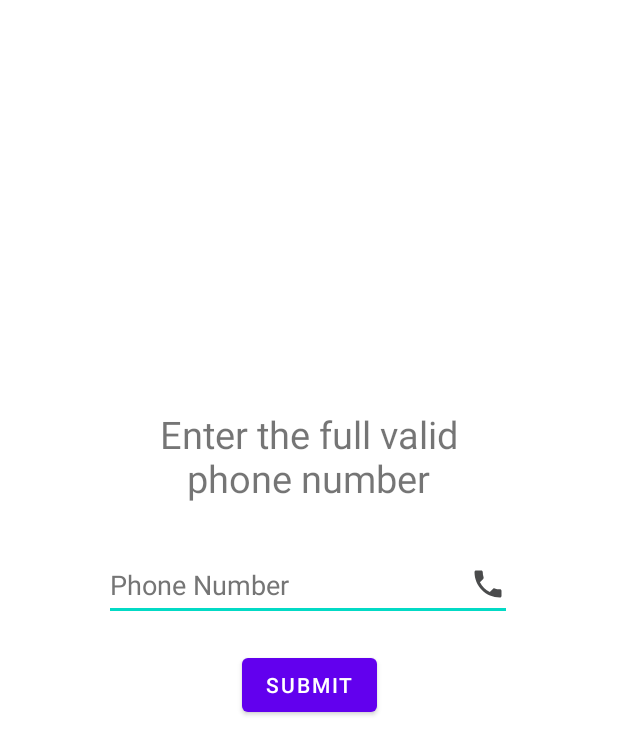
After one commit to YashitaKumar/Chit-Fund-Management-App, an Android app: the verifyPhoneNumberActivity screen opened directly, with no data from a screen before it, on a phone screen of 412 x 824 dp. The commit adds this screen. Shown: the top 755 px of the screen. Run offline under Robolectric (Android 15) with nearby library versions, the phone set to English and light mode, and no system bars; our stand-ins replace Firebase (no records; nobody signed in at launch, a user with empty details on screens opened directly).

Commit message:
merging two branches addingGoogleAuth and addingPhoneRegistration

```diff
--- a/app/build.gradle
+++ b/app/build.gradle
@@ -41,7 +41,7 @@ dependencies {
     implementation 'com.google.firebase:firebase-auth:21.0.6'
     implementation 'com.google.firebase:firebase-database:20.0.5'
     implementation 'com.google.android.gms:play-services-auth:20.2.0'
-    implementation platform('com.google.firebase:firebase-bom:30.1.0')
+    implementation platform('com.google.firebase:firebase-bom:30.2.0')
     implementation 'com.squareup.picasso:picasso:2.8'
     implementation 'com.google.firebase:firebase-storage:20.0.1'
     implementation 'com.google.firebase:firebase-firestore:24.2.0'
--- a/app/src/main/AndroidManifest.xml
+++ b/app/src/main/AndroidManifest.xml
@@ -10,6 +10,9 @@
         android:supportsRtl="true"
         android:theme="@style/Theme.ChitFund">
         <activity
+            android:name=".verifyPhoneNumberActivity"
+            android:exported="false" />
+        <activity
             android:name=".ResetPasswordActivity"
             android:exported="false" />
         <activity
@@ -17,6 +20,9 @@
             android:exported="false" />
         <activity
             android:name=".DashboardActivity"
+            android:exported="false" />
+        <activity
+            android:name=".BillPayNowActivity"
             android:exported="false" />
         <activity
             android:name=".UserRegistration"
--- /dev/null
+++ b/app/src/main/java/com/example/chitfund/verifyPhoneNumberActivity.java
@@ -0,0 +1,62 @@
+package com.example.chitfund;
+
+import androidx.annotation.NonNull;
+import androidx.appcompat.app.AppCompatActivity;
+
+import android.content.Intent;
+import android.os.Bundle;
+import android.util.Log;
+import android.util.Patterns;
+import android.view.View;
+import android.widget.Button;
+import android.widget.EditText;
+import android.widget.Toast;
+
+import com.google.android.gms.tasks.OnFailureListener;
+import com.google.android.gms.tasks.OnSuccessListener;
+import com.google.firebase.auth.FirebaseAuth;
+import com.google.firebase.database.FirebaseDatabase;
+
+public class verifyPhoneNumberActivity extends AppCompatActivity implements View.OnClickListener {
+
+    private EditText editTextPhoneNumber;
+    private Button buttonSubmit;
+    @Override
+    protected void onCreate(Bundle savedInstanceState) {
+        super.onCreate(savedInstanceState);
+        setContentView(R.layout.activity_verify_phone_number);
+
+        editTextPhoneNumber = findViewById(R.id.editTextPhone);
+        buttonSubmit = findViewById(R.id.buttonSubmit);
+
+        buttonSubmit.setOnClickListener(this);
+    }
+
+    private void verifyPhoneNumber(){
+        String stringPhoneNumber= editTextPhoneNumber.getText().toString().trim();
+        if(Patterns.PHONE.matcher(stringPhoneNumber).matches()){
+            FirebaseDatabase.getInstance().getReference("Users").child(FirebaseAuth.getInstance().getCurrentUser().getUid()).child("phoneNumber").setValue(stringPhoneNumber).addOnSuccessListener(new OnSuccessListener<Void>() {
+                @Override
+                public void onSuccess(Void unused) {
+                    Log.d("PhoneNumberVerification","PhoneNumberVerification:Success");
+                    finish();
+                }
+            }).addOnFailureListener(new OnFailureListener() {
+                @Override
+                public void onFailure(@NonNull Exception e) {
+                    Toast.makeText(verifyPhoneNumberActivity.this, e.getMessage(), Toast.LENGTH_SHORT).show();
+                    Log.w("PhoneNumberVerification", "PhoneNumberVerification:Failure");
+                }
+            });
+        }
+    }
+
+    @Override
+    public void onClick(View view) {
+        switch(view.getId()){
+            case (R.id.buttonSubmit):
+                verifyPhoneNumber();
+                break;
+        }
+    }
+}
--- a/app/src/main/res/layout/activity_billprevious.xml
+++ b/app/src/main/res/layout/activity_billprevious.xml
@@ -59,6 +59,7 @@
         android:translationX="25dp"
         android:translationY="135dp"/>
 
+
     <TextView
         android:id="@+id/textView12"
         android:layout_width="wrap_content"
@@ -66,8 +67,7 @@
         android:text="@string/total_amount_in_fund"
         android:textColor="#0B0909"
         android:translationX="25dp"
-        android:translationY="165dp"/>
-
+        android:translationY="165dp" />
 
     <androidx.cardview.widget.CardView
         android:id="@+id/amountcount"
--- a/app/src/main/res/layout/activity_lists.xml
+++ b/app/src/main/res/layout/activity_lists.xml
@@ -13,7 +13,8 @@
         android:layout_width="match_parent"
         android:layout_height="match_parent"
         android:background="@color/modeColor"
-        tools:listitem="@layout/note_item" />
+        tools:listitem="@layout/note_item"
+        tools:itemCount="2"/>
 
     <com.google.android.material.floatingactionbutton.FloatingActionButton
         android:id="@+id/button_add_note"
--- a/app/src/main/res/layout/activity_main.xml
+++ b/app/src/main/res/layout/activity_main.xml
@@ -133,7 +133,7 @@
 
     <com.google.android.gms.common.SignInButton
         android:id="@+id/SignInGoogleButton"
-        android:layout_width="319dp"
+        android:layout_width="200dp"
         android:layout_height="50dp"
         android:layout_marginTop="104dp"
         app:layout_constraintEnd_toEndOf="parent"
--- /dev/null
+++ b/app/src/main/res/layout/activity_verify_phone_number.xml
@@ -0,0 +1,51 @@
+<?xml version="1.0" encoding="utf-8"?>
+<androidx.constraintlayout.widget.ConstraintLayout xmlns:android="http://schemas.android.com/apk/res/android"
+    xmlns:app="http://schemas.android.com/apk/res-auto"
+    xmlns:tools="http://schemas.android.com/tools"
+    android:layout_width="match_parent"
+    android:layout_height="match_parent"
+    tools:context=".verifyPhoneNumberActivity">
+
+    <EditText
+        android:id="@+id/editTextPhone"
+        android:layout_width="272dp"
+        android:layout_height="48dp"
+        android:autofillHints=""
+        android:drawableEnd="@drawable/ic_phone"
+        android:ems="10"
+        android:hint="@string/phone_number"
+        android:inputType="phone"
+        android:minHeight="48dp"
+        android:textColorHint="#757575"
+        app:layout_constraintBottom_toBottomOf="parent"
+        app:layout_constraintEnd_toEndOf="parent"
+        app:layout_constraintHorizontal_bias="0.497"
+        app:layout_constraintStart_toStartOf="parent"
+        app:layout_constraintTop_toTopOf="parent"
+        app:layout_constraintVertical_bias="0.472" />
+
+    <Button
+        android:id="@+id/buttonSubmit"
+        android:layout_width="wrap_content"
+        android:layout_height="wrap_content"
+        android:text="@string/submit"
+        app:layout_constraintBottom_toBottomOf="parent"
+        app:layout_constraintEnd_toEndOf="parent"
+        app:layout_constraintStart_toStartOf="parent"
+        app:layout_constraintTop_toBottomOf="@+id/editTextPhone"
+        app:layout_constraintVertical_bias="0.051" />
+
+    <TextView
+        android:id="@+id/textView5"
+        android:layout_width="260dp"
+        android:layout_height="84dp"
+        android:gravity="center"
+        android:text="@string/enter_the_full_valid_phone_number"
+        android:textSize="25sp"
+        app:layout_constraintBottom_toTopOf="@+id/editTextPhone"
+        app:layout_constraintEnd_toEndOf="parent"
+        app:layout_constraintHorizontal_bias="0.496"
+        app:layout_constraintStart_toStartOf="parent"
+        app:layout_constraintTop_toTopOf="parent"
+        app:layout_constraintVertical_bias="0.928" />
+</androidx.constraintlayout.widget.ConstraintLayout>
--- a/app/src/main/res/layout/amount_bill.xml
+++ b/app/src/main/res/layout/amount_bill.xml
@@ -1,6 +1,7 @@
 <?xml version="1.0" encoding="utf-8"?>
 <com.google.android.material.card.MaterialCardView xmlns:android="http://schemas.android.com/apk/res/android"
     xmlns:app="http://schemas.android.com/apk/res-auto"
+    xmlns:tools="http://schemas.android.com/tools"
     android:id="@+id/cardView"
     android:layout_width="match_parent"
     android:layout_height="wrap_content"
@@ -11,6 +12,7 @@
     <ImageView
         android:layout_width="15dp"
         android:layout_height="15dp"
+        android:contentDescription="@string/todo"
         android:src="@drawable/indian_rupee"
         android:textColor="#0B0909" />
 
@@ -18,9 +20,9 @@
         android:id="@+id/textView14"
         android:layout_width="236dp"
         android:layout_height="match_parent"
-        android:text="Amount"
+        android:layout_marginStart="10dp"
+        android:text="@string/amount"
         android:textColor="#0B0909"
-        android:paddingStart="5dp"
         android:translationX="10dp" />
 
 </com.google.android.material.card.MaterialCardView>
--- a/app/src/main/res/values/strings.xml
+++ b/app/src/main/res/values/strings.xml
@@ -50,4 +50,12 @@
     <string name="previous_balance">Previous Balance</string>
     <string name="previous_payments">Previous Payments</string>
     <string name="taxes">Taxes</string>
+    <string name="bill_statement_for">Bill Statement for</string>
+    <string name="date_from_to">Date from - to</string>
+    <string name="amount_due">Amount Due</string>
+    <string name="pay_now">Pay Now</string>
+    <string name="amount">Amount</string>
+    <string name="title_activity_list_of_chits">ListOfChitsActivity</string>
+    <string name="submit">Submit</string>
+    <string name="enter_the_full_valid_phone_number">Enter the full valid phone number</string>
 </resources>
```
Also changed, not shown: app/src/main/java/com/example/chitfund/BillPayNowActivity.java (added, +36 -0 lines), app/src/main/java/com/example/chitfund/DashboardActivity.java (+19 -6 lines), app/src/main/java/com/example/chitfund/MainActivity.java (+22 -2 lines), app/src/main/res/layout/bill_paynow.xml (+12 -9 lines), app/src/main/res/navigation/nav_graph3.xml (added, +28 -0 lines), 4 other files.
